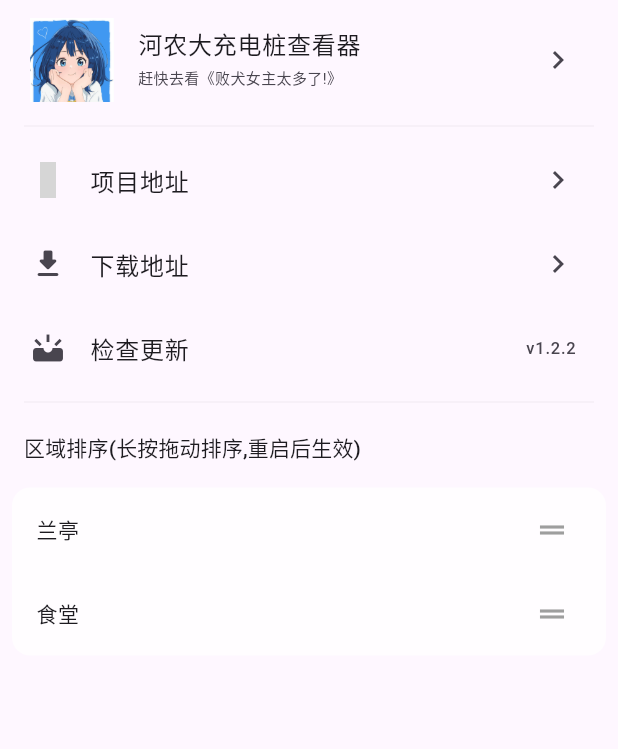
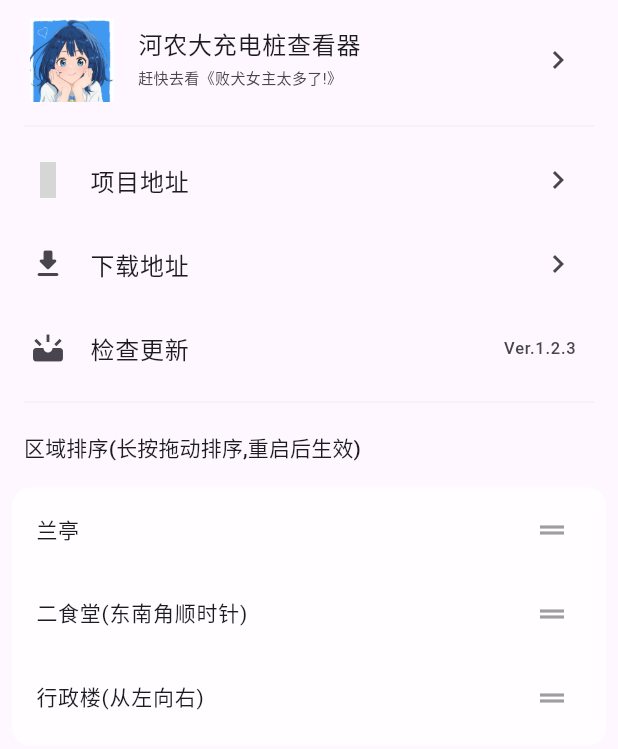
Before and after one commit to AprDeci/HNDchargestation, a Flutter app: the SettingsPage widget shown alone on an empty page, opened directly, on a phone screen of 412 x 824 dp. Shown: the top 749 px of the screen. Run offline on Flutter 3.47's test engine with Material 3 defaults, Android fonts, the phone set to English and light mode, and no system bars; our stand-ins replace dio, flutter_smart_dialog, get, hive, hive_flutter, package_info_plus and 2 more; missing offline and left inert: aptabase_flutter; accounts and stored records are empty; network calls fail; grey boxes are pictures that could not be loaded.

Commit message:
修改兰亭顺序,添加packageinfo

```diff
--- a/lib/app/areas.dart
+++ b/lib/app/areas.dart
@@ -4,24 +4,24 @@ part 'areas.g.dart';
 class Areas {
   static final Map<String, Area> areaMap = {
     "lanting": Area(
-      MM: 'lanting',
+      MM: '',
       name: '兰亭',
       ids: {
         1: "4GR00007971",
         2: "4GR00008013",
         3: "4GR00007975",
         4: "4GR00007977",
-        5: "4GR00008014",
-        6: "4GR00007974",
-        7: "4GR00007996",
-        8: "4GR00007992",
-        9: "4GR00008016",
-        10: "4GR00007973",
-        11: "4GR00007978",
-        12: "4GR00007994"
+        5: "4GR00007978",
+        6: "4GR00008016",
+        7: "4GR00007974",
+        8: "4GR00007996",
+        9: "4GR00008014",
+        10: "4GR00007994",
+        11: "4GR00007992",
+        12: "4GR00007973"
       },
     ),
-    "shitang": Area(MM: 'shitang', name: '食堂',ids: {
+    "shitang": Area(MM: '(东南角顺时针)', name: '二食堂',ids: {
       1:"4GR00009820",
       2:"4GR00009377",
       3:"4GR00009460",
@@ -29,6 +29,10 @@ class Areas {
       5:"4GR00009381",
       6:"4GR00009366"
     }),
+    "xingzhenglou": Area(MM: '(从左向右)', name: '行政楼',ids: {
+      1:"4GR00009364",
+      2:"4GR00009822",
+  })
   };
 
   static List<Area> get arealist {
--- a/lib/app/utils/Util.dart
+++ b/lib/app/utils/Util.dart
@@ -4,10 +4,12 @@ import 'package:flutter/material.dart';
 import 'package:flutter_smart_dialog/flutter_smart_dialog.dart';
 import 'package:get/get.dart';
 import 'package:get/get_core/src/get_main.dart';
+import 'package:package_info_plus/package_info_plus.dart';
 import 'package:url_launcher/url_launcher.dart';
 
 class Util{
-  static const version = 'v1.2.2';
+  static const version = 'v1.2.3';
+  static late PackageInfo packageInfo;
 
   static final Uri url_blog = Uri.parse('https://www.aprdec.top');
   static final Uri url_github = Uri.parse('https://github.com/aprdeci');
@@ -37,6 +39,7 @@ class Util{
   }
 
   static Future checkUpdate(bool istap) async {
+    String version = packageInfo.version;
     if (istap) SmartDialog.showToast("检查更新ing",maskColor:Colors.white.withOpacity(0.5));
     Dio dio = Dio();
     var url = 'https://api.github.com/repos/AprDeci/HNDchargestation/releases/latest';
@@ -69,7 +72,7 @@ class Util{
       }
       }
       }catch(e) {
-        if (istap)SmartDialog.showToast("检查更新失败");
+        SmartDialog.showToast("检查更新失败");
       }
     }
 
--- a/lib/main.dart
+++ b/lib/main.dart
@@ -11,8 +11,10 @@ import 'package:flutter_smart_dialog/flutter_smart_dialog.dart';
 import 'package:get/get.dart';
 import 'package:hive/hive.dart';
 import 'package:hive_flutter/hive_flutter.dart';
+import 'package:package_info_plus/package_info_plus.dart';
 
 import 'app/areas.dart';
+import 'app/utils/Util.dart';
 
 void main() async{
 
@@ -28,6 +30,8 @@ void main() async{
   await Aptabase.init("A-US-4114330648");
 
   Aptabase.instance.trackEvent("启动应用");
+
+  Util.packageInfo = await PackageInfo.fromPlatform();
 
   runApp(GetMaterialApp(
       home: navigatorpage(),
--- a/lib/page/SettingsPage.dart
+++ b/lib/page/SettingsPage.dart
@@ -44,7 +44,7 @@ class SettingsPage extends StatelessWidget {
                 ),
                 applicationName: "河农大充电桩查看器",
                 applicationVersion: "赶快去看《败犬女主太多了!》",
-                applicationLegalese: Util.version,
+                applicationLegalese: 'Ver.${Util.packageInfo.version}',
               ));
 
 
@@ -94,7 +94,7 @@ class SettingsPage extends StatelessWidget {
           ListTile(
             leading: Icon(Icons.upcoming),
             title: Text('检查更新'),
-            trailing: Text('${Util.version}'),
+            trailing: Text('Ver.${Util.packageInfo.version}'),
             onTap: (){
               Util.checkUpdate(true);
             },
@@ -120,12 +120,17 @@ class SettingsPage extends StatelessWidget {
               physics: const NeverScrollableScrollPhysics(),
             onReorder: controller.updateAreaList,
             children: Areas.arealist.map((e) => ListTile(
-                title: Text(e.name,style: TextStyle(fontSize: 14),),
+                title: Text(e.name+e.MM,style: TextStyle(fontSize: 14),),
                 trailing: Icon(Icons.drag_handle,color: Colors.grey,),
                 key: Key(e.name),
             )).toList()
           ))
-          ))
+          )),
+          Divider(
+            indent: 12,
+            endIndent: 12,
+            color: Colors.grey.withOpacity(.1),
+          ),
         ],
       ),
     );
--- a/pubspec.yaml
+++ b/pubspec.yaml
@@ -16,7 +16,7 @@ publish_to: 'none' # Remove this line if you wish to publish to pub.dev
 # https://developer.apple.com/library/archive/documentation/General/Reference/InfoPlistKeyReference/Articles/CoreFoundationKeys.html
 # In Windows, build-name is used as the major, minor, and patch parts
 # of the product and file versions while build-number is used as the build suffix.
-version: 1.2.2
+version: 1.2.3
 
 environment:
   sdk: ^3.5.3
@@ -40,6 +40,7 @@ dependencies:
   hive: 2.2.3 #持久化存储
   hive_flutter: 1.1.0 #持久化存储
   path_provider: ^2.1.0
+  package_info_plus: ^8.2.1
 
 
   # The following adds the Cupertino Icons font to your application.
```
Also changed, not shown: pubspec.lock, 2 other files.
